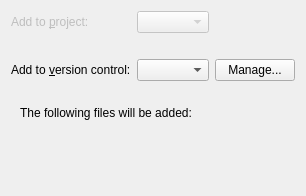
Qt form src/plugins/projectexplorer/projectwizardpage.ui (qt-creator/qt-creator) before a commit.
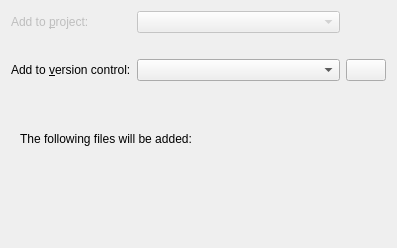
The same form after that commit.

```diff
--- a/src/plugins/projectexplorer/projectwizardpage.ui
+++ b/src/plugins/projectexplorer/projectwizardpage.ui
@@ -2,6 +2,14 @@
 <ui version="4.0">
  <class>ProjectExplorer::Internal::WizardPage</class>
  <widget class="QWizardPage" name="ProjectExplorer::Internal::WizardPage">
+  <property name="geometry">
+   <rect>
+    <x>0</x>
+    <y>0</y>
+    <width>397</width>
+    <height>248</height>
+   </rect>
+  </property>
   <property name="title">
    <string>Project Management</string>
   </property>
@@ -67,7 +75,7 @@
      <item row="2" column="2">
       <widget class="QPushButton" name="vcsManageButton">
        <property name="text">
-        <string>Manage...</string>
+        <string/>
        </property>
       </widget>
      </item>
@@ -108,8 +116,8 @@
        <rect>
         <x>0</x>
         <y>0</y>
-        <width>316</width>
-        <height>103</height>
+        <width>373</width>
+        <height>104</height>
        </rect>
       </property>
       <layout class="QVBoxLayout" name="verticalLayout_2">
```
